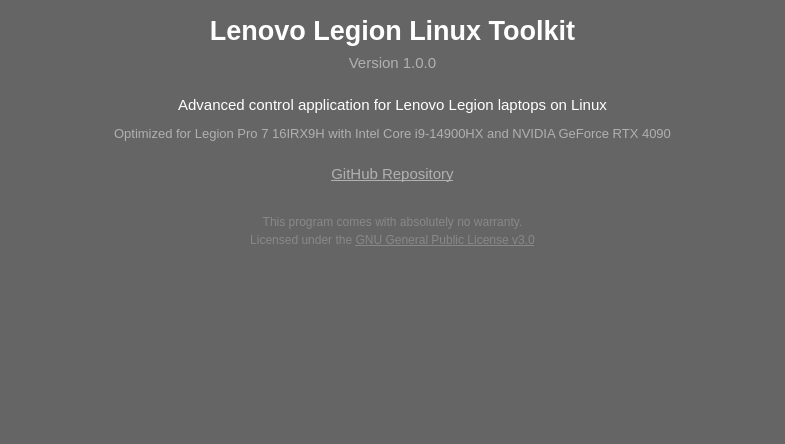
The window that LenovoLegion/LenovoLegion-Application/AboutWindow.ui (bolekjar/LenovoLegion) describes before a commit, drawn with Qt 5.
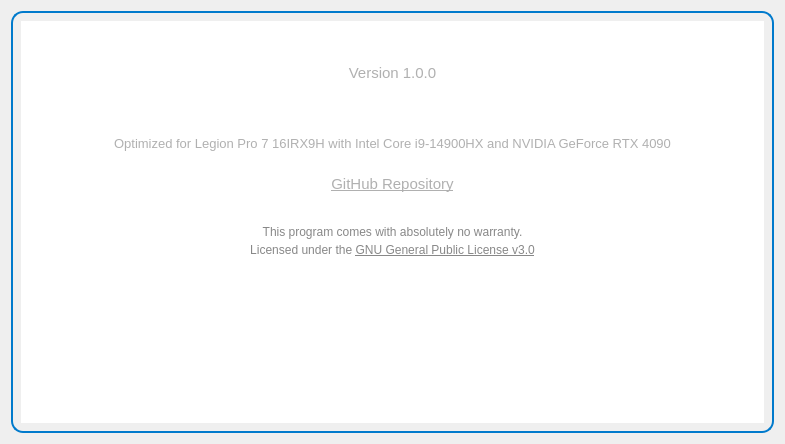
The same window after the commit. Icons and pictures are not drawn.

Diff of the .ui file:
```diff
--- a/LenovoLegion/LenovoLegion-Application/AboutWindow.ui
+++ b/LenovoLegion/LenovoLegion-Application/AboutWindow.ui
@@ -33,15 +33,28 @@
     <normaloff>:/images/icons/LenovoLegionIco.png</normaloff>:/images/icons/LenovoLegionIco.png</iconset>
   </property>
   <property name="styleSheet">
-   <string notr="true">QWidget {
-	background-color: #656565;
-    border-radius: 10px;
+   <string notr="true">/* ===========================
+   Modern Lenovo Legion Theme
+   Enhanced Readability and Styling
+   =========================== */
+
+/* Basic Styling */
+QWidget {
+	background: qlineargradient(x1:0, y1:0, x2:1, y2:1,
+                              stop:0 #1e1e1e, stop:1 #2d2d30);
+    border-radius: 12px;
+    color: #e0e0e0;
+    font-family: "Segoe UI", "Ubuntu", sans-serif;
+    font-size: 13px;
 }
 
 QTextBrowser {
-	background-color: #656565;
-	border: none;
-	color: #ffffff;
+	background: qlineargradient(x1:0, y1:0, x2:0, y2:1,
+                                stop:0 #2d2d30, stop:1 #252526);
+	border: 2px solid #007acc;
+    border-radius: 12px;
+	color: #e0e0e0;
+    padding: 8px;
 }</string>
   </property>
   <layout class="QVBoxLayout" name="verticalLayout">
```
